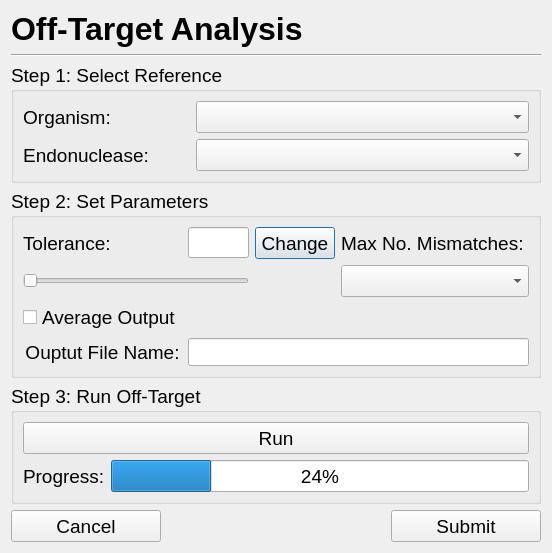
Old version of the form OffTargetAnalysis.ui in the repository TrinhLab/CASPERapp.
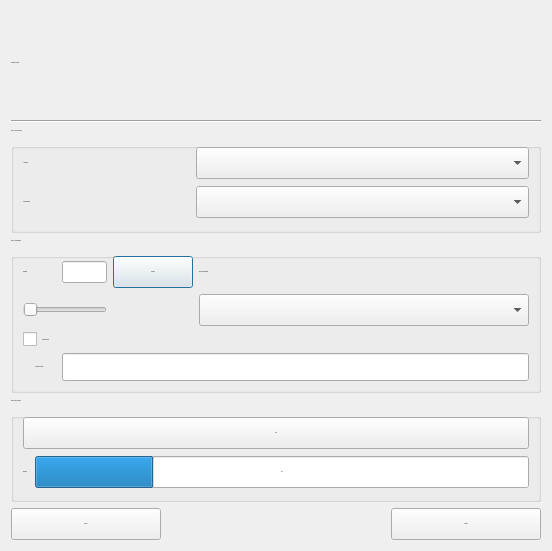
New version of the form.

Commit message: making UI use pixel count for font sizes rather than point size to keep it from scaling from windows scaling

Patch:
```diff
--- a/OffTargetAnalysis.ui
+++ b/OffTargetAnalysis.ui
@@ -13,7 +13,10 @@
   <property name="font">
    <font>
     <family>Arial</family>
-    <pointsize>14</pointsize>
+    <pointsize>1</pointsize>
+    <weight>50</weight>
+    <italic>false</italic>
+    <bold>false</bold>
    </font>
   </property>
   <property name="windowTitle">
@@ -43,7 +46,7 @@
         <property name="font">
          <font>
           <family>Arial</family>
-          <pointsize>14</pointsize>
+          
           <weight>50</weight>
           <italic>false</italic>
           <bold>false</bold>
@@ -68,7 +71,7 @@
         <property name="font">
          <font>
           <family>Arial</family>
-          <pointsize>14</pointsize>
+          
           <weight>50</weight>
           <italic>false</italic>
           <bold>false</bold>
@@ -113,8 +116,11 @@
    </item>
    <item row="0" column="0" colspan="2">
     <widget class="QLabel" name="label_8">
+     <property name="styleSheet">
+      <string notr="true">font: 26px bold 'Arial';</string>
+     </property>
      <property name="text">
-      <string>&lt;html&gt;&lt;head/&gt;&lt;body&gt;&lt;p&gt;&lt;span style=&quot; font-size:24pt; font-weight:600;&quot;&gt;Off-Target Analysis&lt;/span&gt;&lt;/p&gt;&lt;/body&gt;&lt;/html&gt;</string>
+      <string>Off-Target Analysis</string>
      </property>
     </widget>
    </item>
@@ -168,7 +174,7 @@
         <property name="font">
          <font>
           <family>Arial</family>
-          <pointsize>14</pointsize>
+          
           <weight>50</weight>
           <italic>false</italic>
           <bold>false</bold>
```
Left out of the diff: 8 changed lines with no effect on the pictures. The commit also changes 34 other files.
